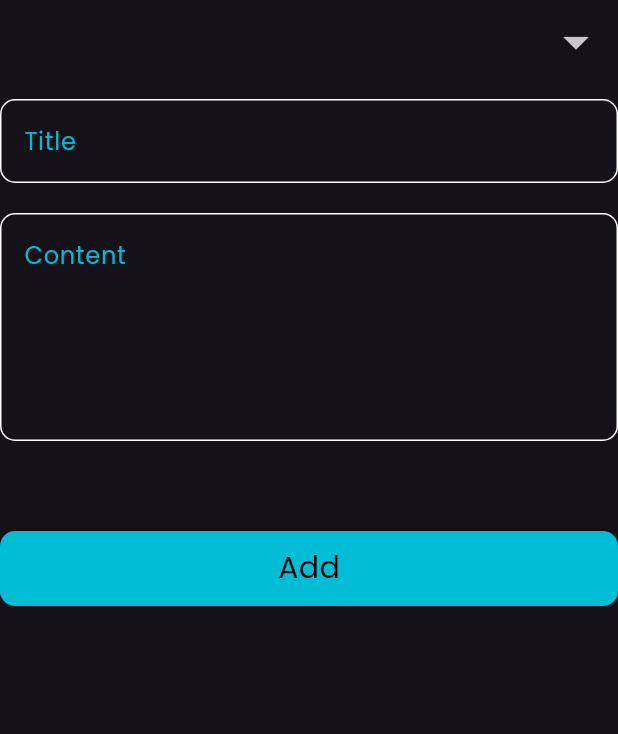
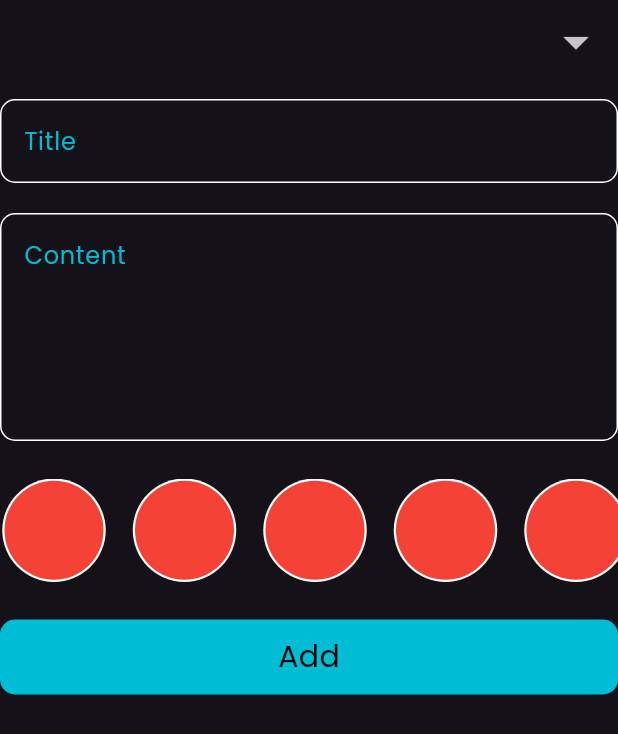
Before and after one commit to islamashraf011/notes_app, a Flutter app: the AddNoteForm widget shown alone on an empty page, opened directly, on a phone screen of 412 x 824 dp. Shown: the top 734 px of the screen. Run offline on Flutter 3.47's test engine with Material 3 defaults, Android fonts, the phone set to English and light mode, and no system bars; our stand-ins replace flutter_bloc, hive, hive_flutter; accounts and stored records are empty.

Commit message:
Create Color Item& Color List view Builder to note

```diff
--- a/lib/widgets/add_note_form.dart
+++ b/lib/widgets/add_note_form.dart
@@ -4,6 +4,7 @@ import 'package:intl/intl.dart';
 import 'package:notesapp/cubits/add_note_cubit/add_note_cubit.dart';
 import 'package:notesapp/models/note_model.dart';
 import 'custom_button.dart';
+import 'custom_color_list_view.dart';
 import 'custom_text_field.dart';
 
 class AddNoteForm extends StatefulWidget {
@@ -26,15 +27,18 @@ class _AddNoteFormState extends State<AddNoteForm> {
       key: formKey,
       autovalidateMode: autovalidateMode,
       child: Column(
-        crossAxisAlignment: CrossAxisAlignment.end,
+        crossAxisAlignment: CrossAxisAlignment.start,
         children: [
           IconButton(
             onPressed: () {
               Navigator.pop(context);
             },
-            icon: const Icon(
-              Icons.arrow_drop_down,
-              size: 40,
+            icon: const Align(
+              alignment: Alignment.topRight,
+              child: Icon(
+                Icons.arrow_drop_down,
+                size: 40,
+              ),
             ),
           ),
           const SizedBox(
@@ -57,7 +61,11 @@ class _AddNoteFormState extends State<AddNoteForm> {
             maxlines: 5,
           ),
           const SizedBox(
-            height: 60,
+            height: 25,
+          ),
+          const ColorItemListView(),
+          const SizedBox(
+            height: 25,
           ),
           BlocBuilder<AddNotesCubit, AddNotesState>(
             builder: (context, state) {
--- /dev/null
+++ b/lib/widgets/custom_color_item.dart
@@ -0,0 +1,20 @@
+import 'package:flutter/material.dart';
+
+class ColorItem extends StatelessWidget {
+  const ColorItem({super.key});
+
+  @override
+  Widget build(BuildContext context) {
+    return const Padding(
+      padding: EdgeInsets.only(right: 15),
+      child: CircleAvatar(
+        backgroundColor: Colors.white,
+        radius: 36,
+        child: CircleAvatar(
+          backgroundColor: Colors.red,
+          radius: 33,
+        ),
+      ),
+    );
+  }
+}
--- /dev/null
+++ b/lib/widgets/custom_color_list_view.dart
@@ -0,0 +1,21 @@
+import 'package:flutter/material.dart';
+
+import 'custom_color_item.dart';
+
+class ColorItemListView extends StatelessWidget {
+  const ColorItemListView({super.key});
+
+  @override
+  Widget build(BuildContext context) {
+    return SizedBox(
+      height: 69,
+      child: ListView.builder(
+        itemCount: 10,
+        scrollDirection: Axis.horizontal,
+        itemBuilder: (context, index) {
+          return const ColorItem();
+        },
+      ),
+    );
+  }
+}
```
